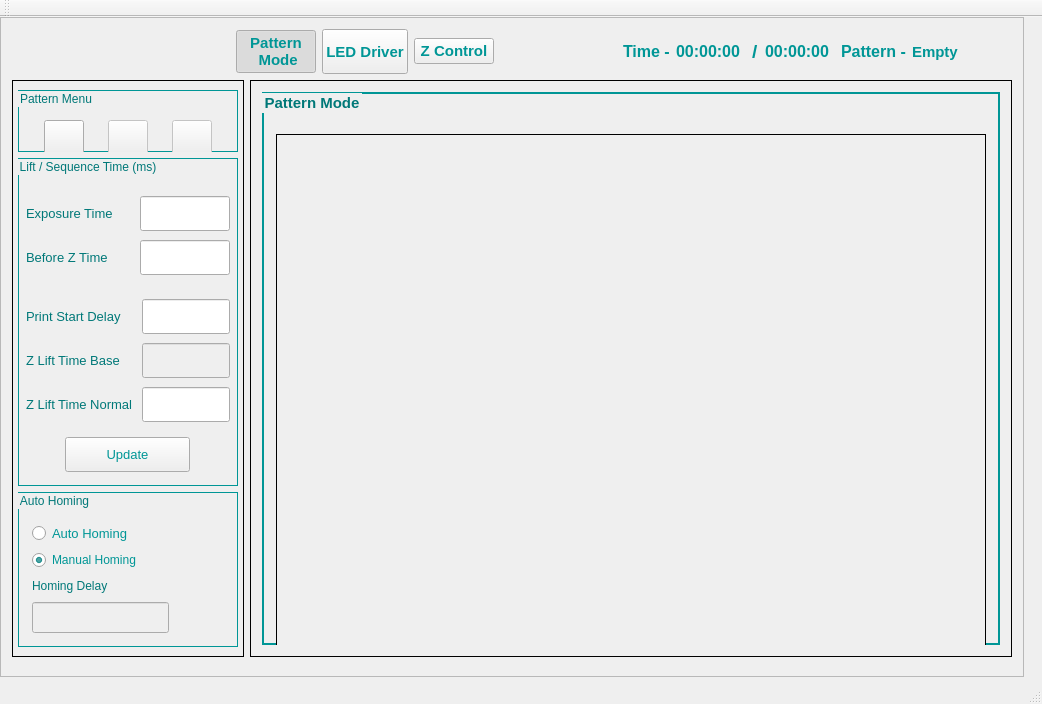
Before: the Qt Designer form mainwindow.ui in jariwalarobotics/DLP-Software, drawn with Qt 5.
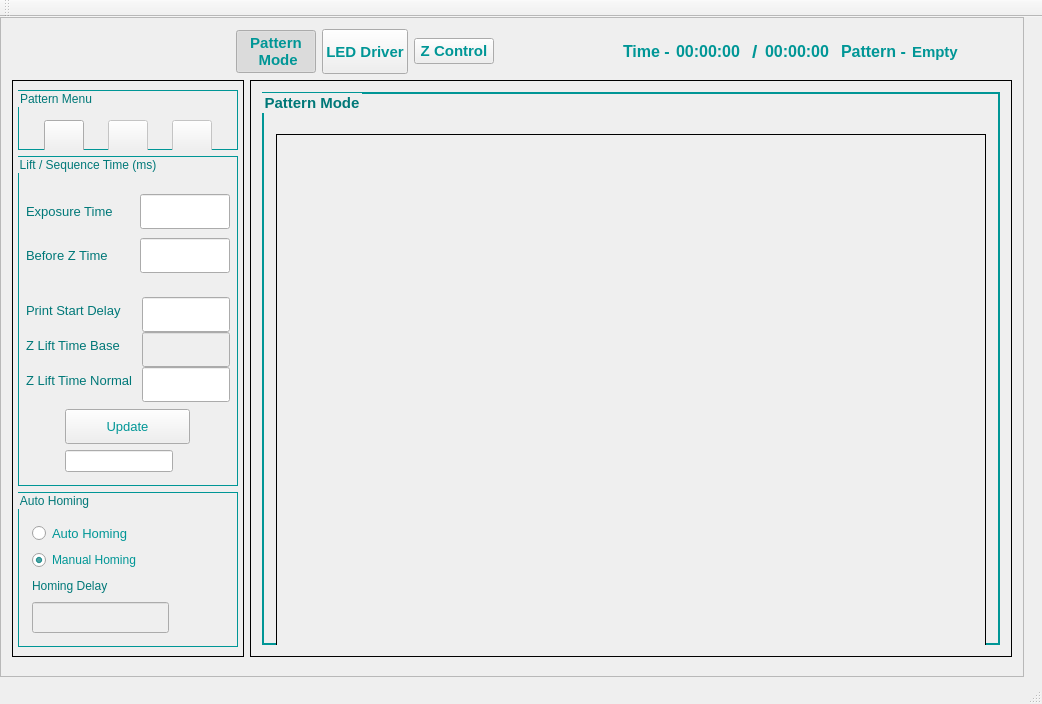
After: the same form once the commit is applied. Icons and pictures are not drawn.

```diff
--- a/mainwindow.ui
+++ b/mainwindow.ui
@@ -404,6 +404,16 @@
                   </property>
                  </widget>
                 </item>
+                <item row="1" column="0">
+                 <widget class="QLineEdit" name="pwmClkPeriod_lineEdit">
+                  <property name="sizePolicy">
+                   <sizepolicy hsizetype="Fixed" vsizetype="Fixed">
+                    <horstretch>0</horstretch>
+                    <verstretch>0</verstretch>
+                   </sizepolicy>
+                  </property>
+                 </widget>
+                </item>
                </layout>
               </item>
               <item row="1" column="0">
```
